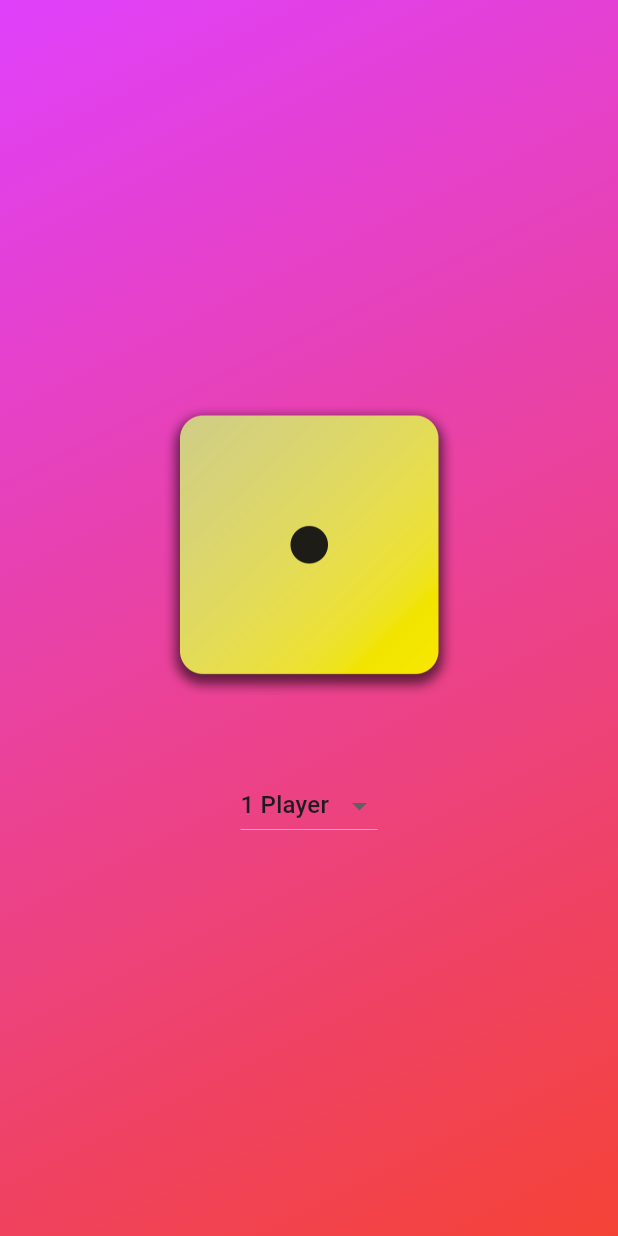
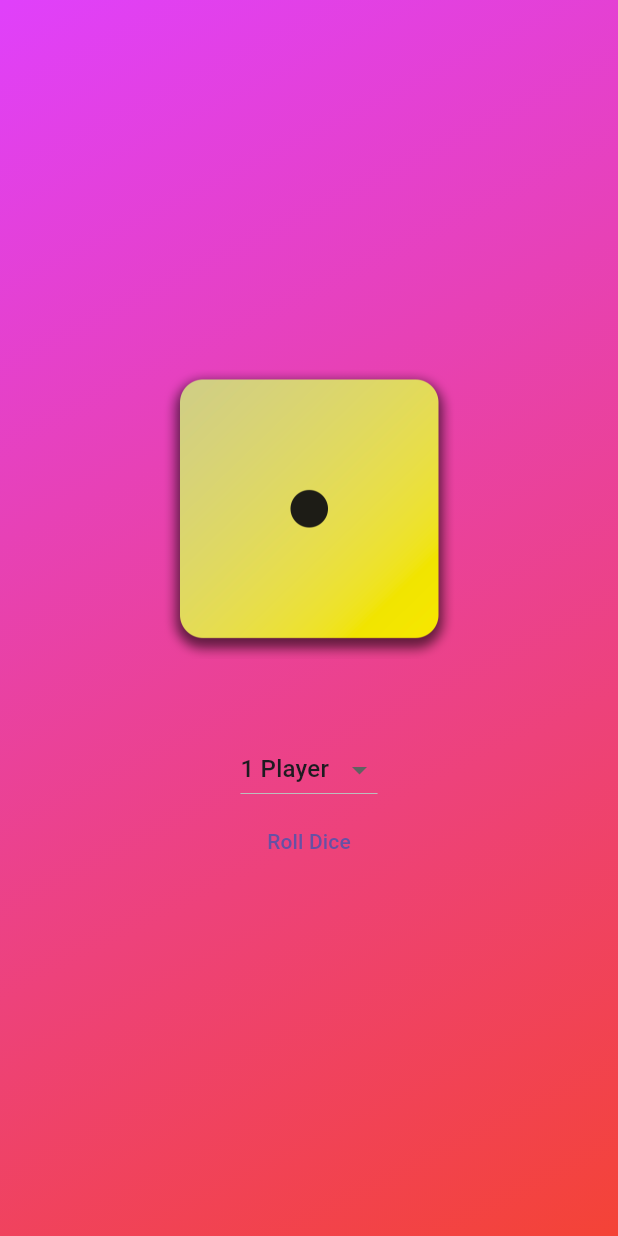
Before and after one commit to majedco03/Dice_roll_game, a Flutter app: the screen it shows after launch, on a phone screen of 412 x 824 dp. Run offline on Flutter 3.47's test engine with Material 3 defaults, Android fonts, the light colour scheme and no system bars.

Commit message:
Added dice rolling fanctions

```diff
--- a/lib/dice_game.dart
+++ b/lib/dice_game.dart
@@ -22,6 +22,39 @@ class _DiceGameState extends State<DiceGame> {
   void changeNumOfPlayers(int? value) {
     setState(() {
       numOfPlayers = value;
+    });
+  }
+
+  void rollDices() {
+    setState(() {
+      if (numOfPlayers == 1) {
+        var diceRoll = randomizer.nextInt(6) + 1;
+        activeDice1 = 'assets/images/dice-$diceRoll.png';
+      }
+      if (numOfPlayers == 2) {
+        var diceRoll = randomizer.nextInt(6) + 1;
+        activeDice1 = 'assets/images/dice-$diceRoll.png';
+        diceRoll = randomizer.nextInt(6) + 1;
+        activeDice2 = 'assets/images/dice-$diceRoll.png';
+      }
+      if (numOfPlayers == 3) {
+        var diceRoll = randomizer.nextInt(6) + 1;
+        activeDice1 = 'assets/images/dice-$diceRoll.png';
+        diceRoll = randomizer.nextInt(6) + 1;
+        activeDice2 = 'assets/images/dice-$diceRoll.png';
+        diceRoll = randomizer.nextInt(6) + 1;
+        activeDice3 = 'assets/images/dice-$diceRoll.png';
+      }
+      if (numOfPlayers == 4) {
+        var diceRoll = randomizer.nextInt(6) + 1;
+        activeDice1 = 'assets/images/dice-$diceRoll.png';
+        diceRoll = randomizer.nextInt(6) + 1;
+        activeDice2 = 'assets/images/dice-$diceRoll.png';
+        diceRoll = randomizer.nextInt(6) + 1;
+        activeDice3 = 'assets/images/dice-$diceRoll.png';
+        diceRoll = randomizer.nextInt(6) + 1;
+        activeDice4 = 'assets/images/dice-$diceRoll.png';
+      }
     });
   }
 
@@ -91,6 +124,7 @@ class _DiceGameState extends State<DiceGame> {
           ],
           onChanged: changeNumOfPlayers,
         ),
+        TextButton(onPressed: rollDices, child: Text("Roll Dice")),
       ],
     );
   }
```
